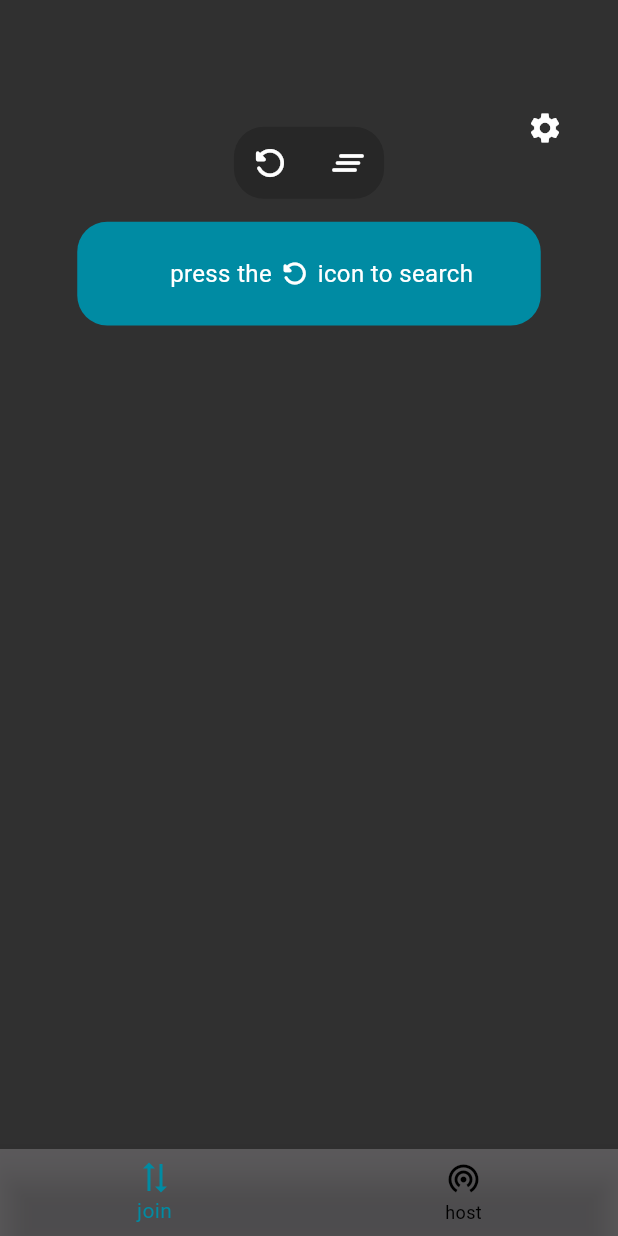
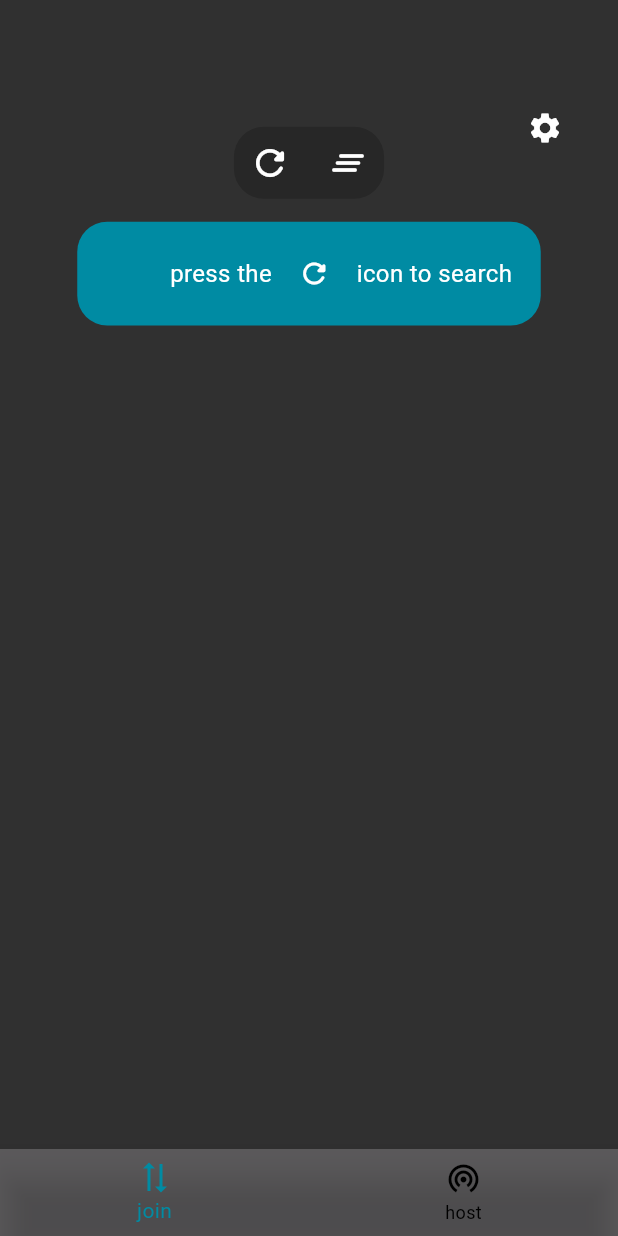
Before and after one commit to darksider-05/live_text, a Flutter app: the screen it shows after launch, on a phone screen of 412 x 824 dp. Run offline on Flutter 3.47's test engine with Material 3 defaults, Android fonts, the phone set to English and light mode, and no system bars; our stand-ins replace shared_preferences, shelf, shelf_web_socket; missing offline and left inert: network_info_plus.

Commit message:
* a visual update in the ui * an update in the network sharing cycle

```diff
--- a/lib/pages/hostp.dart
+++ b/lib/pages/hostp.dart
@@ -82,7 +82,7 @@ class _HpState extends State<Hp> {
             setState(() {
               controller.text = decoded["content"];
             });
-            broadcast();
+            if (clip) Clipboard.setData(ClipboardData(text: controller.text));
           }
         },
 
--- a/lib/pages/lobby.dart
+++ b/lib/pages/lobby.dart
@@ -133,15 +133,12 @@ class _LbState extends State<Lb> {
               mainAxisAlignment: MainAxisAlignment.spaceEvenly,
               children: [
                 IconButton(
-                  icon: Transform.flip(
-                    flipX: true,
-                    child: Icon(
-                      Icons.refresh_rounded,
-                      size: 28,
-                      color: widget.general.busy
-                          ? widget.theme.current!["primary"]
-                          : widget.theme.current!["text"],
-                    ),
+                  icon: Icon(
+                    Icons.refresh_rounded,
+                    size: 28,
+                    color: widget.general.busy
+                        ? widget.theme.current!["primary"]
+                        : widget.theme.current!["text"],
                   ),
                   onPressed: () async {
                     widget.general.busy ? null : scout(widget.general);
@@ -241,13 +238,17 @@ class _LbState extends State<Lb> {
                               fontSize: 16,
                             ),
                           ),
-                          Transform.flip(
-                            flipX: true,
-                            child: Icon(
+                          IconButton(
+                            icon: Icon(
                               Icons.refresh_rounded,
+                              size: 22,
                               color: widget.theme.current!["text"],
-                              size: 22,
                             ),
+                            onPressed: () async {
+                              widget.general.busy
+                                  ? null
+                                  : scout(widget.general);
+                            },
                           ),
                           Text(
                             " icon to search",
--- a/pubspec.yaml
+++ b/pubspec.yaml
@@ -16,7 +16,7 @@ publish_to: 'none' # Remove this line if you wish to publish to pub.dev
 # https://developer.apple.com/library/archive/documentation/General/Reference/InfoPlistKeyReference/Articles/CoreFoundationKeys.html
 # In Windows, build-name is used as the major, minor, and patch parts
 # of the product and file versions while build-number is used as the build suffix.
-version: 1.0.0+1
+version: 1.1.0
 
 environment:
   sdk: ^3.9.2
```
Also changed, not shown: 1 other file.
